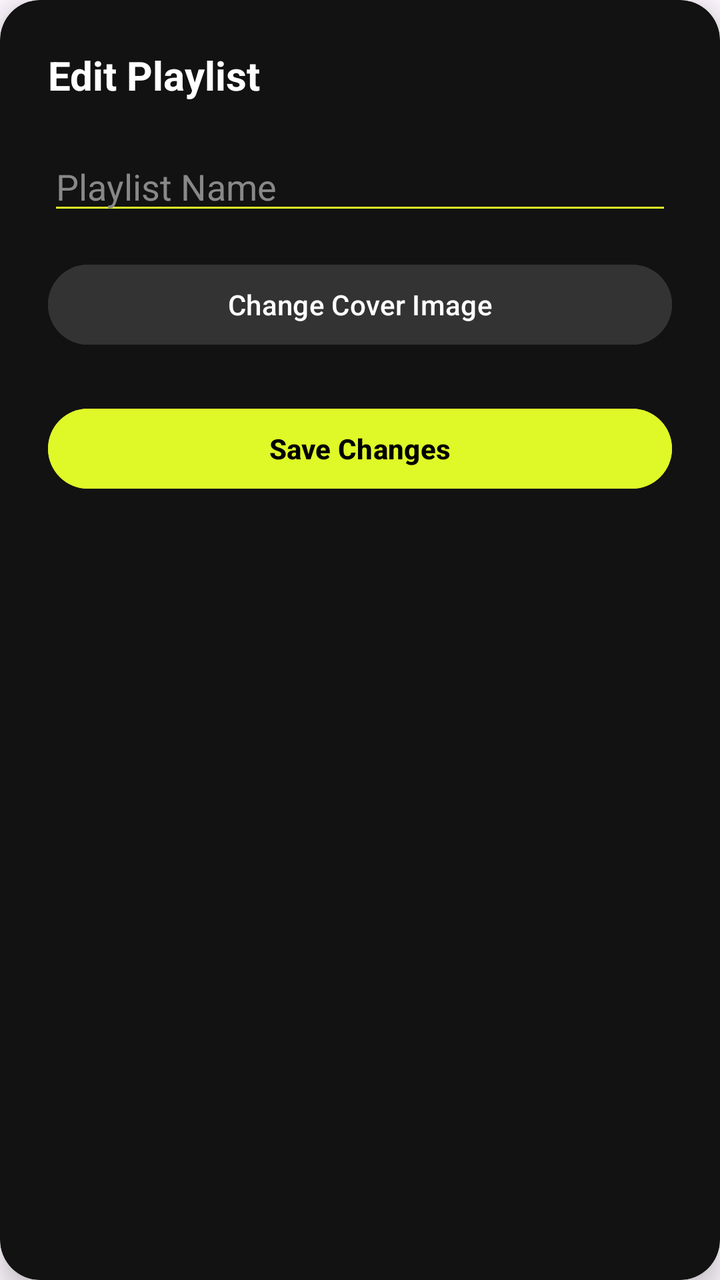
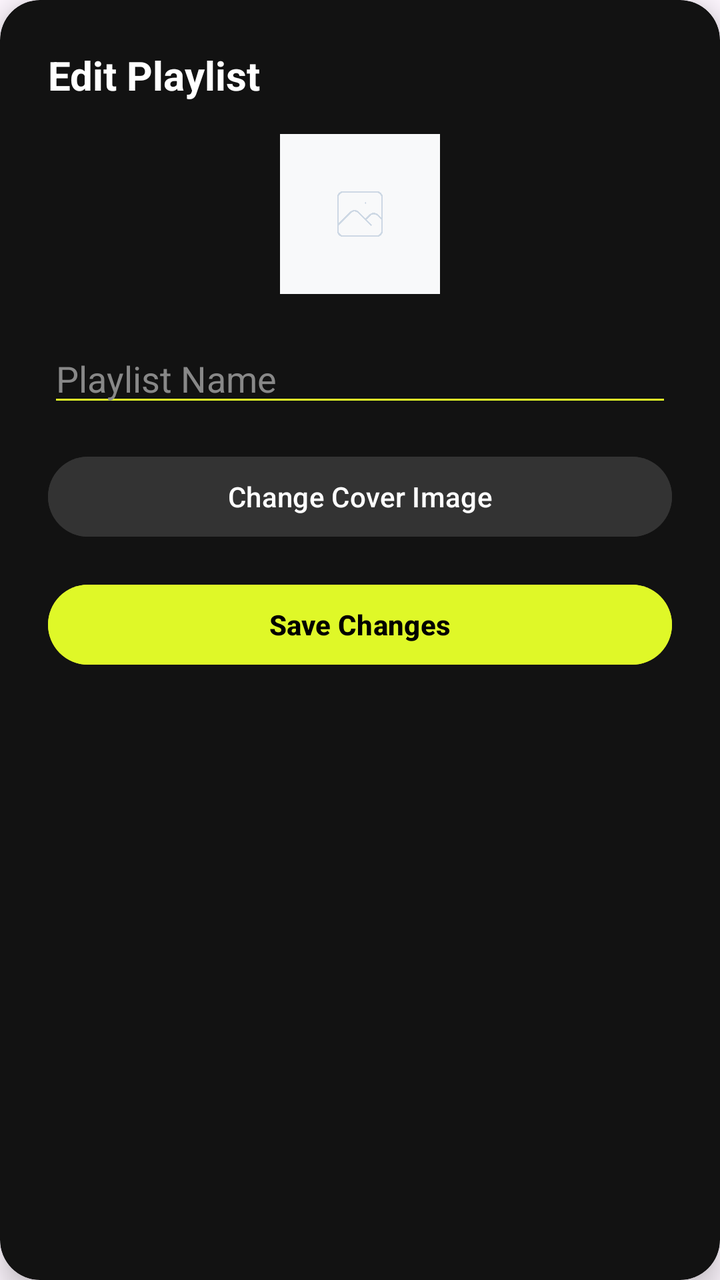

The first picture is an Android layout as it rendered before a commit; the second is the same layout after the commit. The layout source and the unified diff follow.
<!-- AndroidManifest.xml: application theme Theme.Test -->
<!-- res/layout/dialog_edit_playlist.xml -->
<?xml version="1.0" encoding="utf-8"?>
<androidx.cardview.widget.CardView xmlns:android="http://schemas.android.com/apk/res/android"
    xmlns:app="http://schemas.android.com/apk/res-auto"
    android:layout_width="match_parent"
    android:layout_height="wrap_content"
    android:layout_margin="24dp"
    app:cardBackgroundColor="#121212"
    app:cardCornerRadius="20dp"
    app:cardElevation="8dp">

    <LinearLayout
        android:layout_width="match_parent"
        android:layout_height="wrap_content"
        android:orientation="vertical"
        android:padding="24dp">

        <TextView
            android:layout_width="wrap_content"
            android:layout_height="wrap_content"
            android:text="Edit Playlist"
            android:textColor="@color/white"
            android:textSize="20sp"
            android:textStyle="bold" />

        <EditText
            android:id="@+id/etPlaylistName"
            android:layout_width="match_parent"
            android:layout_height="wrap_content"
            android:layout_marginTop="20dp"
            android:backgroundTint="@color/brand_green"
            android:hint="Playlist Name"
            android:textColor="@color/white"
            android:textColorHint="#888888" />

        <Button
            android:id="@+id/btnUploadImage"
            android:layout_width="match_parent"
            android:layout_height="wrap_content"
            android:layout_marginTop="16dp"
            android:backgroundTint="#333333"
            android:text="Change Cover Image"
            android:textColor="@color/white" />

        <Button
            android:id="@+id/btnSave"
            android:layout_width="match_parent"
            android:layout_height="wrap_content"
            android:layout_marginTop="24dp"
            android:backgroundTint="@color/brand_green"
            android:text="Save Changes"
            android:textColor="@color/black"
            android:textStyle="bold" />

    </LinearLayout>
</androidx.cardview.widget.CardView>
<!-- resources referenced by this layout -->
<resources>
  <color name="black">#FF000000</color>
  <color name="brand_green">#DFF828</color>
  <color name="white">#FFFFFFFF</color>
  <style name="Theme.Test" parent="Base.Theme.Test" />
  <style name="Base.Theme.Test" parent="Theme.Material3.DayNight.NoActionBar">
          
          
      </style>
</resources>

<!-- the commit's change to res/layout/dialog_edit_playlist.xml (unified diff, before → after) -->
@@ -22,6 +22,15 @@
             android:textSize="20sp"
             android:textStyle="bold" />
 
+        <ImageView
+            android:id="@+id/ivCoverPreview"
+            android:layout_width="80dp"
+            android:layout_height="80dp"
+            android:layout_gravity="center_horizontal"
+            android:layout_marginTop="16dp"
+            android:scaleType="centerCrop"
+            android:src="@drawable/placeholder_image" />
+
         <EditText
             android:id="@+id/etPlaylistName"
             android:layout_width="match_parent"
@@ -45,7 +54,7 @@
             android:id="@+id/btnSave"
             android:layout_width="match_parent"
             android:layout_height="wrap_content"
-            android:layout_marginTop="24dp"
+            android:layout_marginTop="16dp"
             android:backgroundTint="@color/brand_green"
             android:text="Save Changes"
             android:textColor="@color/black"
<!-- resource entries referenced after the edit -->
@@ -3,6 +3,7 @@
   <color name="black">#FF000000</color>
   <color name="brand_green">#DFF828</color>
   <color name="white">#FFFFFFFF</color>
+  <!-- drawable placeholder_image: png bitmap (drawable, 11087 bytes) -->
   <style name="Theme.Test" parent="Base.Theme.Test" />
   <style name="Base.Theme.Test" parent="Theme.Material3.DayNight.NoActionBar">
           
